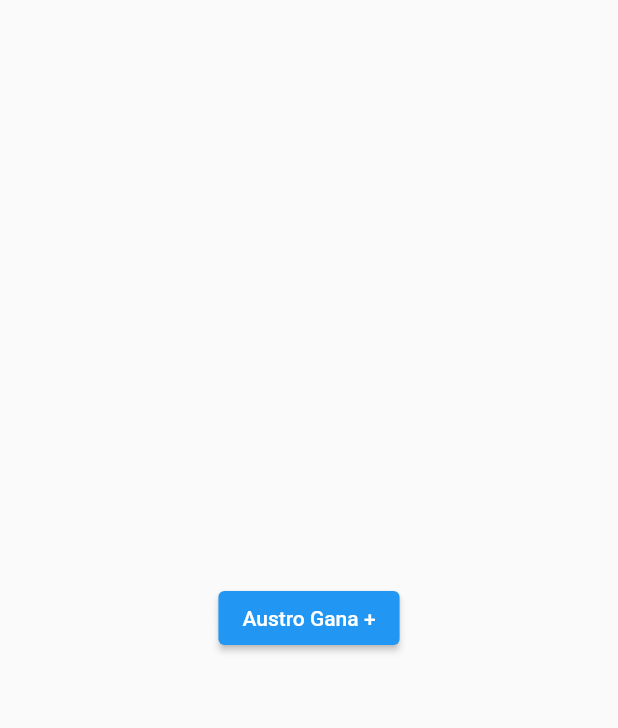
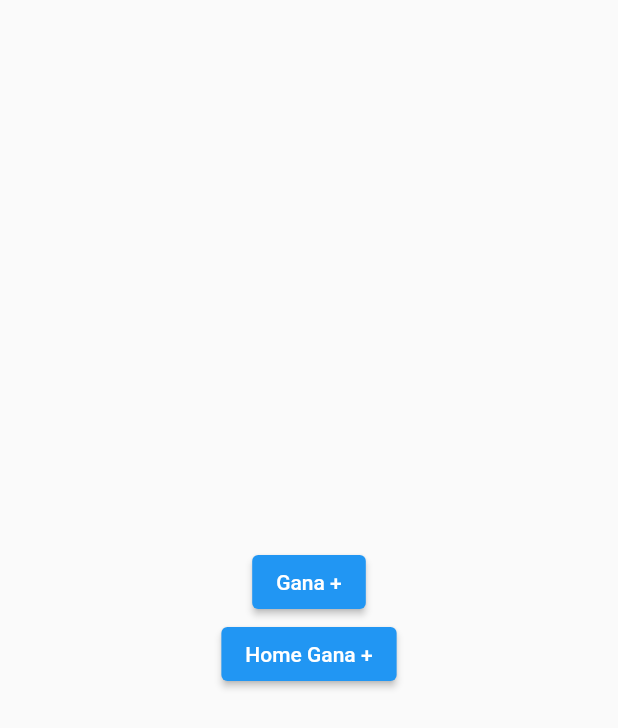
Before and after one commit to PabloLema/ba_main, a Flutter app: the screen it shows after launch, on a phone screen of 412 x 824 dp. Shown: the top 728 px of the screen. Run offline on Flutter 3.47's test engine with Material 2 defaults, Android fonts, the phone set to English and light mode, and no system bars; our stand-ins replace go_router; missing offline and left inert: ba_austro_gana, ba_gana_mas_home.

```diff
--- a/lib/presentation/screens/test.dart
+++ b/lib/presentation/screens/test.dart
@@ -8,10 +8,19 @@ class TestScreen extends StatelessWidget {
     Widget build(BuildContext context) {
       return Scaffold(
         body: Center(
-          child: ElevatedButton(
-            onPressed: () => context.push('/entry'),
-            // onPressed: () => context.push('/entry_home'),
-            child: const Text('Austro Gana +'),
+          child: Column(
+            mainAxisAlignment: MainAxisAlignment.center,
+            children: [
+              ElevatedButton(
+                onPressed: () => context.push('/entry'),
+                // onPressed: () => context.push('/entry_home'),
+                child: const Text('Gana +'),
+              ),
+              ElevatedButton(
+                onPressed: () => context.push('/entry_home'),
+                child: const Text('Home Gana +'),
+              ),
+            ],
           ),
         )
       );
```
Also changed, not shown: pubspec.yaml (+4 -3 lines), pubspec.lock.
